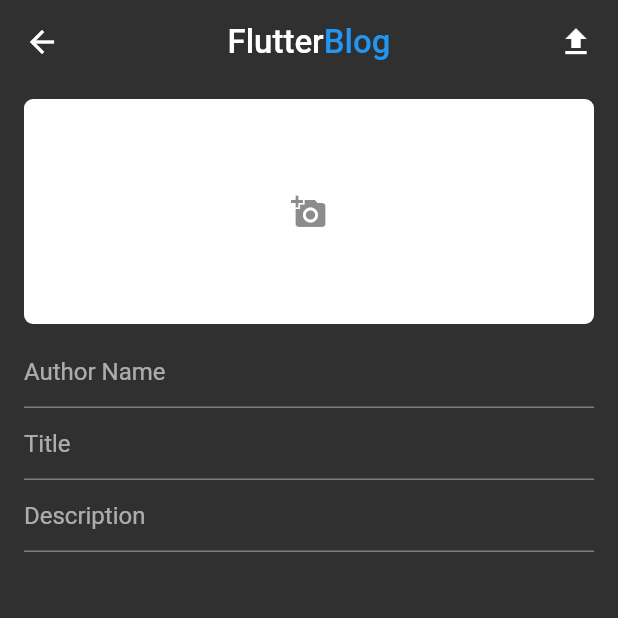
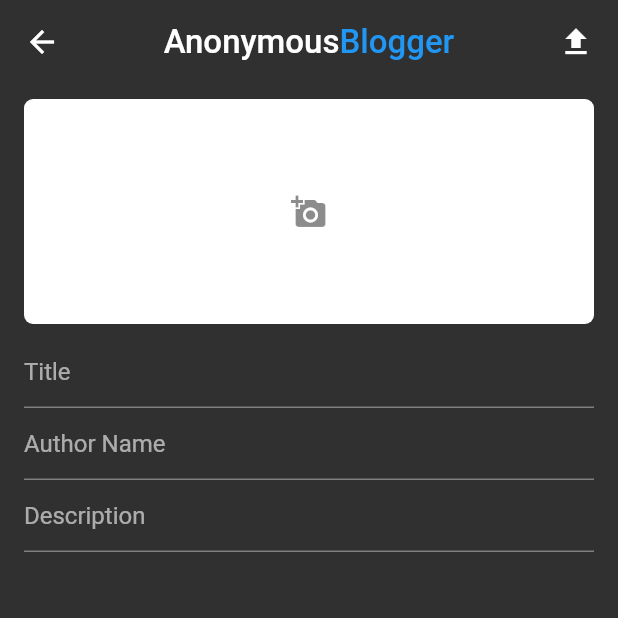
Before and after one commit to DebRC/Anonymous-Blogger, a Flutter app: the screen it shows after launch, after a tap on the "add" icon, on a phone screen of 412 x 824 dp, the top half of it. Run offline on Flutter 3.47's test engine with Material 2 defaults, Android fonts, the phone set to English and light mode, and no system bars; our stand-ins replace cached_network_image, cloud_firestore, firebase_core, firebase_storage, image_picker, random_string; accounts and stored records are empty; network calls fail.

Commit message:
Fixed Home Page

```diff
--- a/lib/create_blog.dart
+++ b/lib/create_blog.dart
@@ -64,11 +64,11 @@
           mainAxisAlignment: MainAxisAlignment.center,
           children: const <Widget>[
             Text(
-              "Flutter",
+              "Anonymous",
               style: TextStyle(fontSize: 22),
             ),
             Text(
-              "Blog",
+              "Blogger",
               style: TextStyle(fontSize: 22, color: Colors.blue),
             )
           ],
@@ -134,16 +134,16 @@
                     margin: const EdgeInsets.symmetric(horizontal: 16),
                     child: Column(children: <Widget>[
                       TextField(
+                        decoration: const InputDecoration(hintText: "Title"),
+                        onChanged: (val) {
+                          title = val;
+                        },
+                      ),
+                      TextField(
                         decoration:
                             const InputDecoration(hintText: "Author Name"),
                         onChanged: (val) {
                           authorName = val;
-                        },
-                      ),
-                      TextField(
-                        decoration: const InputDecoration(hintText: "Title"),
-                        onChanged: (val) {
-                          title = val;
                         },
                       ),
                       TextField(
--- a/lib/home.dart
+++ b/lib/home.dart
@@ -1,5 +1,11 @@
 import 'package:blogapp/create_blog.dart';
+import 'package:blogapp/services/crud.dart';
+import 'package:cloud_firestore/cloud_firestore.dart';
 import 'package:flutter/material.dart';
+import 'package:firebase_core/firebase_core.dart';
+import 'package:cached_network_image/cached_network_image.dart';
+import 'package:flutter/foundation.dart';
+import 'package:blogapp/blogstyle/tile.dart';
 
 class HomePage extends StatefulWidget {
   const HomePage({Key? key}) : super(key: key);
@@ -9,6 +15,51 @@
 }
 
 class _HomePageState extends State<HomePage> {
+  CrudMethods crudMethods = CrudMethods();
+
+  Stream? blogStream;
+
+  Widget blogList() {
+    return SingleChildScrollView(
+      child: Column(
+        children: [
+          StreamBuilder(
+              stream: blogStream,
+              builder: (context, snapshot) {
+                return snapshot.hasData
+                    ? ListView.builder(
+                        padding: const EdgeInsets.symmetric(horizontal: 16.0),
+                        shrinkWrap: true,
+                        physics: const ClampingScrollPhysics(),
+                        itemCount: (snapshot.data as QuerySnapshot).docs.length,
+                        itemBuilder: (context, index) {
+                          return BlogsTile(
+                              imgUrl: (snapshot.data as QuerySnapshot)
+                                  .docs[index]['imgUrl'],
+                              title: (snapshot.data as QuerySnapshot)
+                                  .docs[index]['title'],
+                              authorName: (snapshot.data as QuerySnapshot)
+                                  .docs[index]['authorName'],
+                              desc: (snapshot.data as QuerySnapshot).docs[index]
+                                  ['desc']);
+                        })
+                    : Container();
+              })
+        ],
+      ),
+    );
+  }
+
+  @override
+  void initState() {
+    crudMethods.getData().then((result) {
+      setState(() {
+        blogStream = result;
+      });
+    });
+    super.initState();
+  }
+
   @override
   Widget build(BuildContext context) {
     return Scaffold(
@@ -17,11 +68,11 @@
           mainAxisAlignment: MainAxisAlignment.center,
           children: const <Widget>[
             Text(
-              "Flutter",
+              "Anonymous",
               style: TextStyle(fontSize: 22),
             ),
             Text(
-              "Blog",
+              "Blogger",
               style: TextStyle(fontSize: 22, color: Colors.blue),
             )
           ],
@@ -29,7 +80,7 @@
         backgroundColor: Colors.transparent,
         elevation: 0.0,
       ),
-      body: Container(),
+      body: blogList(),
       floatingActionButton: Container(
         padding: const EdgeInsets.symmetric(vertical: 20),
         child: Row(
--- a/lib/main.dart
+++ b/lib/main.dart
@@ -1,7 +1,10 @@
 import 'package:blogapp/home.dart';
 import 'package:flutter/material.dart';
+import 'package:firebase_core/firebase_core.dart';
 
-void main() {
+void main() async {
+  WidgetsFlutterBinding.ensureInitialized();
+  await Firebase.initializeApp();
   runApp(const MyApp());
 }
 
@@ -12,7 +15,7 @@
   @override
   Widget build(BuildContext context) {
     return MaterialApp(
-      title: 'Flutter Demo',
+      title: 'Anonymous Blogger',
       theme: ThemeData.dark(),
       home: const HomePage(),
     );
--- a/lib/services/crud.dart
+++ b/lib/services/crud.dart
@@ -10,7 +10,7 @@
     });
   }
 
-  getData() async {
+  Future getData() async {
     return await FirebaseFirestore.instance.collection("blogs").snapshots();
   }
 }
--- a/pubspec.yaml
+++ b/pubspec.yaml
@@ -34,10 +34,10 @@
   cloud_firestore: ^3.1.10
   firebase_storage: ^10.2.9
   random_string: ^2.3.1
-
-  # The following adds the Cupertino Icons font to your application.
-  # Use with the CupertinoIcons class for iOS style icons.
+  firebase_core: ^1.13.1
+  get: ^4.6.1
   cupertino_icons: ^1.0.2
+  cached_network_image: ^3.2.0
 
 dev_dependencies:
   flutter_test:
```
Also changed, not shown: lib/blogstyle/tile.dart (added, +68 -0 lines), pubspec.lock, 2 other files.
